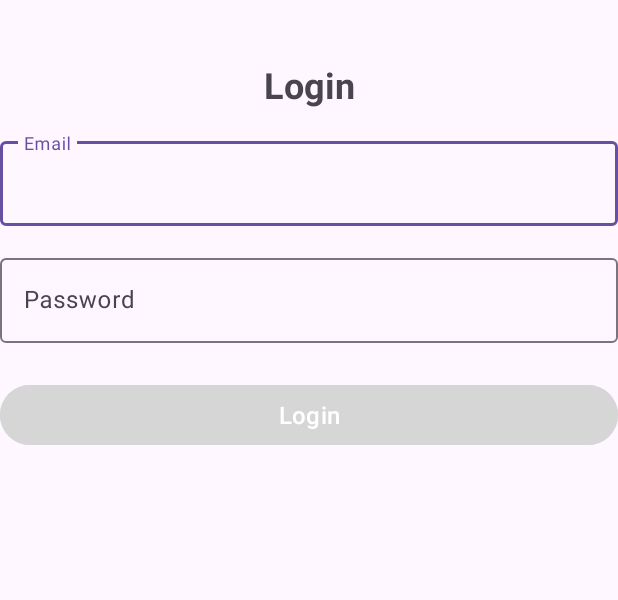
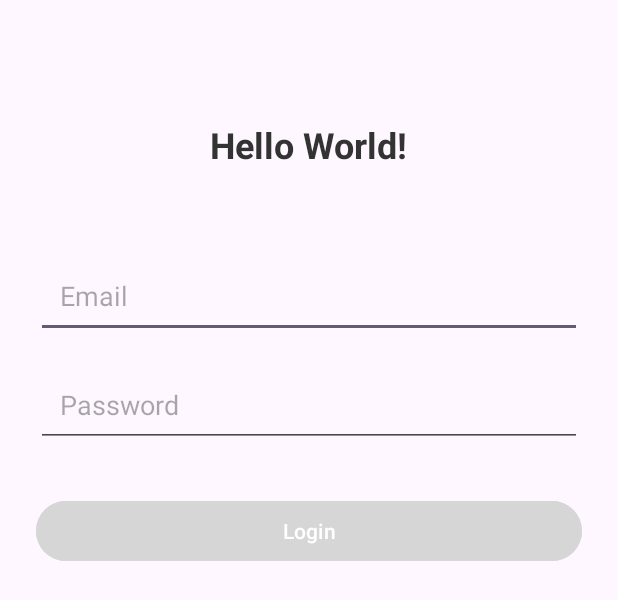
Before and after one commit to bhargav-vyas/Referra_app, an Android app: the layout activity_main.xml on its own in the app's theme, with its tools: preview values and no code run, on a phone screen of 412 x 824 dp. Shown: the top 600 px of the screen. Run offline under Robolectric (Android 15) with nearby library versions, the phone set to English and light mode, and no system bars.

Commit message:
this is the  login page ui changing

```diff
--- a/app/src/main/res/layout/activity_main.xml
+++ b/app/src/main/res/layout/activity_main.xml
@@ -2,73 +2,65 @@
 <androidx.constraintlayout.widget.ConstraintLayout xmlns:android="http://schemas.android.com/apk/res/android"
     xmlns:app="http://schemas.android.com/apk/res-auto"
     xmlns:tools="http://schemas.android.com/tools"
+    android:id="@+id/main"
     android:layout_width="match_parent"
     android:layout_height="match_parent"
     tools:context=".MainActivity">
 
-    <!-- Title TextView -->
+    <!-- Greeting TextView in ConstraintLayout -->
     <TextView
-        android:id="@+id/title"
+        android:id="@+id/greetingText"
         android:layout_width="wrap_content"
         android:layout_height="wrap_content"
-        android:text="Login"
+        android:text="Hello World!"
         android:textSize="24sp"
+        android:textColor="#333333"
         android:textStyle="bold"
-        android:layout_marginTop="40dp"
-        app:layout_constraintBottom_toTopOf="@id/editEmail"
+        app:layout_constraintTop_toTopOf="parent"
+        app:layout_constraintStart_toStartOf="parent"
         app:layout_constraintEnd_toEndOf="parent"
+        android:layout_marginTop="80dp" />
+
+    <!-- LinearLayout for the form, below the TextView -->
+    <LinearLayout
+        android:layout_width="match_parent"
+        android:layout_height="wrap_content"
+        android:orientation="vertical"
+        android:padding="24dp"
+        app:layout_constraintTop_toBottomOf="@id/greetingText"
         app:layout_constraintStart_toStartOf="parent"
-        app:layout_constraintTop_toTopOf="parent" />
+        app:layout_constraintEnd_toEndOf="parent"
+        android:layout_marginTop="32dp">
 
         <!-- Email EditText -->
-    <com.google.android.material.textfield.TextInputLayout
-        android:id="@+id/inputLayoutEmail"
-        android:layout_width="0dp"
-        android:layout_height="wrap_content"
-        android:layout_marginTop="16dp"
-        app:layout_constraintEnd_toEndOf="parent"
-        app:layout_constraintStart_toStartOf="parent"
-        app:layout_constraintTop_toBottomOf="@id/title">
-
-        <com.google.android.material.textfield.TextInputEditText
+        <EditText
             android:id="@+id/editEmail"
+            android:hint="Email"
+            android:inputType="textEmailAddress"
             android:layout_width="match_parent"
             android:layout_height="wrap_content"
-            android:hint="Email"
-            android:inputType="textEmailAddress"
-            android:textSize="16sp" />
-    </com.google.android.material.textfield.TextInputLayout>
+            android:padding="16dp"
+            android:layout_marginBottom="16dp" />
 
         <!-- Password EditText -->
-    <com.google.android.material.textfield.TextInputLayout
-        android:id="@+id/inputLayoutPassword"
-        android:layout_width="0dp"
-        android:layout_height="wrap_content"
-        android:layout_marginTop="16dp"
-        app:layout_constraintEnd_toEndOf="parent"
-        app:layout_constraintStart_toStartOf="parent"
-        app:layout_constraintTop_toBottomOf="@id/inputLayoutEmail">
-
-        <com.google.android.material.textfield.TextInputEditText
+        <EditText
             android:id="@+id/editPassword"
+            android:hint="Password"
+            android:inputType="textPassword"
             android:layout_width="match_parent"
             android:layout_height="wrap_content"
-            android:hint="Password"
-            android:inputType="textPassword"
-            android:textSize="16sp" />
-    </com.google.android.material.textfield.TextInputLayout>
+            android:padding="16dp"
+            android:layout_marginBottom="16dp" />
 
         <!-- Login Button -->
         <Button
             android:id="@+id/btnLogin"
+            android:text="Login"
+            android:textColor="#FFFFFF"
+            android:backgroundTint="@color/colorAccent"
             android:layout_width="match_parent"
             android:layout_height="wrap_content"
-        android:text="Login"
-        android:textSize="16sp"
-        android:layout_marginTop="24dp"
-        app:layout_constraintTop_toBottomOf="@id/inputLayoutPassword"
-        app:layout_constraintEnd_toEndOf="parent"
-        app:layout_constraintStart_toStartOf="parent"
-        android:backgroundTint="@color/colorAccent" />
+            android:layout_marginTop="16dp"/>
+    </LinearLayout>
 
 </androidx.constraintlayout.widget.ConstraintLayout>
```
Lines whose indentation alone changed are shown as unchanged.
